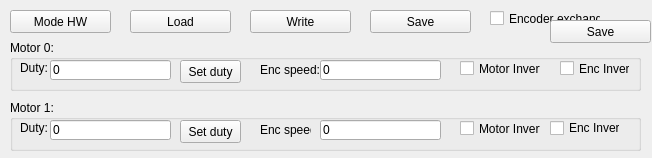
Above: Software/GCSQt/mode_hw_tw.ui from VincentOkala/2WheelsRobot before the change. Below: the same form after it.
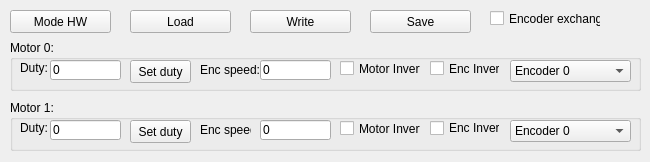
That is the form after the change.

```diff
--- a/Software/GCSQt/mode_hw_tw.ui
+++ b/Software/GCSQt/mode_hw_tw.ui
@@ -6,13 +6,189 @@
    <rect>
     <x>0</x>
     <y>0</y>
-    <width>652</width>
-    <height>158</height>
+    <width>650</width>
+    <height>162</height>
    </rect>
   </property>
   <property name="windowTitle">
    <string>Form</string>
   </property>
+  <widget class="QPushButton" name="btn_mode_hw_write_params">
+   <property name="geometry">
+    <rect>
+     <x>250</x>
+     <y>10</y>
+     <width>101</width>
+     <height>23</height>
+    </rect>
+   </property>
+   <property name="text">
+    <string>Write</string>
+   </property>
+  </widget>
+  <widget class="QGroupBox" name="groupBox_8">
+   <property name="geometry">
+    <rect>
+     <x>10</x>
+     <y>40</y>
+     <width>631</width>
+     <height>51</height>
+    </rect>
+   </property>
+   <property name="title">
+    <string>Motor 0:</string>
+   </property>
+   <widget class="QLineEdit" name="txtb_motor0_duty">
+    <property name="geometry">
+     <rect>
+      <x>40</x>
+      <y>20</y>
+      <width>71</width>
+      <height>20</height>
+     </rect>
+    </property>
+    <property name="text">
+     <string>0</string>
+    </property>
+   </widget>
+   <widget class="QLabel" name="label_16">
+    <property name="geometry">
+     <rect>
+      <x>10</x>
+      <y>20</y>
+      <width>31</width>
+      <height>16</height>
+     </rect>
+    </property>
+    <property name="text">
+     <string>Duty:</string>
+    </property>
+   </widget>
+   <widget class="QLabel" name="label_18">
+    <property name="geometry">
+     <rect>
+      <x>190</x>
+      <y>20</y>
+      <width>71</width>
+      <height>20</height>
+     </rect>
+    </property>
+    <property name="text">
+     <string>Enc speed:</string>
+    </property>
+   </widget>
+   <widget class="QLineEdit" name="txtb_enc0_speed">
+    <property name="geometry">
+     <rect>
+      <x>250</x>
+      <y>20</y>
+      <width>71</width>
+      <height>20</height>
+     </rect>
+    </property>
+    <property name="text">
+     <string>0</string>
+    </property>
+    <property name="readOnly">
+     <bool>true</bool>
+    </property>
+   </widget>
+   <widget class="QPushButton" name="btn_set_duty0">
+    <property name="geometry">
+     <rect>
+      <x>120</x>
+      <y>20</y>
+      <width>61</width>
+      <height>23</height>
+     </rect>
+    </property>
+    <property name="text">
+     <string>Set duty</string>
+    </property>
+   </widget>
+   <widget class="QCheckBox" name="cb_motor0_invert">
+    <property name="geometry">
+     <rect>
+      <x>330</x>
+      <y>20</y>
+      <width>81</width>
+      <height>17</height>
+     </rect>
+    </property>
+    <property name="text">
+     <string>Motor Invert</string>
+    </property>
+   </widget>
+   <widget class="QCheckBox" name="cb_enc0_invert">
+    <property name="geometry">
+     <rect>
+      <x>420</x>
+      <y>20</y>
+      <width>70</width>
+      <height>17</height>
+     </rect>
+    </property>
+    <property name="text">
+     <string>Enc Invert</string>
+    </property>
+   </widget>
+   <widget class="QComboBox" name="cbEncoder">
+    <property name="geometry">
+     <rect>
+      <x>500</x>
+      <y>20</y>
+      <width>121</width>
+      <height>22</height>
+     </rect>
+    </property>
+    <item>
+     <property name="text">
+      <string>Encoder 0</string>
+     </property>
+    </item>
+    <item>
+     <property name="text">
+      <string>Encoder 1</string>
+     </property>
+    </item>
+    <item>
+     <property name="text">
+      <string>Encoder 2</string>
+     </property>
+    </item>
+    <item>
+     <property name="text">
+      <string>Encoder 3</string>
+     </property>
+    </item>
+   </widget>
+  </widget>
+  <widget class="QPushButton" name="btn_mode_hw_save_params">
+   <property name="geometry">
+    <rect>
+     <x>370</x>
+     <y>10</y>
+     <width>101</width>
+     <height>23</height>
+    </rect>
+   </property>
+   <property name="text">
+    <string>Save</string>
+   </property>
+  </widget>
+  <widget class="QPushButton" name="btn_change_mode_hw">
+   <property name="geometry">
+    <rect>
+     <x>10</x>
+     <y>10</y>
+     <width>101</width>
+     <height>23</height>
+    </rect>
+   </property>
+   <property name="text">
+    <string>Mode HW</string>
+   </property>
+  </widget>
   <widget class="QPushButton" name="btn_mode_hw_load_params">
    <property name="geometry">
     <rect>
@@ -43,7 +219,7 @@
      <rect>
       <x>40</x>
       <y>20</y>
-      <width>121</width>
+      <width>71</width>
       <height>20</height>
      </rect>
     </property>
@@ -67,7 +243,7 @@
    <widget class="QLabel" name="label_21">
     <property name="geometry">
      <rect>
-      <x>250</x>
+      <x>190</x>
       <y>20</y>
       <width>51</width>
       <height>20</height>
@@ -80,9 +256,9 @@
    <widget class="QLineEdit" name="txtb_enc1_speed">
     <property name="geometry">
      <rect>
-      <x>310</x>
+      <x>250</x>
       <y>20</y>
-      <width>121</width>
+      <width>71</width>
       <height>20</height>
      </rect>
     </property>
@@ -96,7 +272,7 @@
    <widget class="QPushButton" name="btn_set_duty1">
     <property name="geometry">
      <rect>
-      <x>170</x>
+      <x>120</x>
       <y>20</y>
       <width>61</width>
       <height>23</height>
@@ -109,7 +285,7 @@
    <widget class="QCheckBox" name="cb_motor1_invert">
     <property name="geometry">
      <rect>
-      <x>450</x>
+      <x>330</x>
       <y>20</y>
       <width>81</width>
       <height>17</height>
@@ -122,7 +298,7 @@
    <widget class="QCheckBox" name="cb_enc1_invert">
     <property name="geometry">
      <rect>
-      <x>540</x>
+      <x>420</x>
       <y>20</y>
       <width>70</width>
       <height>16</height>
@@ -132,19 +308,36 @@
      <string>Enc Invert</string>
     </property>
    </widget>
-  </widget>
-  <widget class="QPushButton" name="btn_change_mode_hw">
-   <property name="geometry">
-    <rect>
-     <x>10</x>
-     <y>10</y>
-     <width>101</width>
-     <height>23</height>
-    </rect>
-   </property>
-   <property name="text">
-    <string>Mode HW</string>
-   </property>
+   <widget class="QComboBox" name="cbEncoder_2">
+    <property name="geometry">
+     <rect>
+      <x>500</x>
+      <y>20</y>
+      <width>121</width>
+      <height>22</height>
+     </rect>
+    </property>
+    <item>
+     <property name="text">
+      <string>Encoder 0</string>
+     </property>
+    </item>
+    <item>
+     <property name="text">
+      <string>Encoder 1</string>
+     </property>
+    </item>
+    <item>
+     <property name="text">
+      <string>Encoder 2</string>
+     </property>
+    </item>
+    <item>
+     <property name="text">
+      <string>Encoder 3</string>
+     </property>
+    </item>
+   </widget>
   </widget>
   <widget class="QCheckBox" name="cb_enc_exchange">
    <property name="geometry">
@@ -159,152 +352,6 @@
     <string>Encoder exchange</string>
    </property>
   </widget>
-  <widget class="QPushButton" name="btn_mode_hw_save_params">
-   <property name="geometry">
-    <rect>
-     <x>370</x>
-     <y>10</y>
-     <width>101</width>
-     <height>23</height>
-    </rect>
-   </property>
-   <property name="text">
-    <string>Save</string>
-   </property>
-  </widget>
-  <widget class="QGroupBox" name="groupBox_12">
-   <property name="geometry">
-    <rect>
-     <x>10</x>
-     <y>40</y>
-     <width>631</width>
-     <height>51</height>
-    </rect>
-   </property>
-   <property name="title">
-    <string>Motor 0:</string>
-   </property>
-   <widget class="QLineEdit" name="txtb_motor0_duty">
-    <property name="geometry">
-     <rect>
-      <x>40</x>
-      <y>20</y>
-      <width>121</width>
-      <height>20</height>
-     </rect>
-    </property>
-    <property name="text">
-     <string>0</string>
-    </property>
-   </widget>
-   <widget class="QLabel" name="label_22">
-    <property name="geometry">
-     <rect>
-      <x>10</x>
-      <y>20</y>
-      <width>31</width>
-      <height>16</height>
-     </rect>
-    </property>
-    <property name="text">
-     <string>Duty:</string>
-    </property>
-   </widget>
-   <widget class="QLabel" name="label_23">
-    <property name="geometry">
-     <rect>
-      <x>250</x>
-      <y>20</y>
-      <width>71</width>
-      <height>20</height>
-     </rect>
-    </property>
-    <property name="text">
-     <string>Enc speed:</string>
-    </property>
-   </widget>
-   <widget class="QLineEdit" name="txtb_enc0_speed">
-    <property name="geometry">
-     <rect>
-      <x>310</x>
-      <y>20</y>
-      <width>121</width>
-      <height>20</height>
-     </rect>
-    </property>
-    <property name="text">
-     <string>0</string>
-    </property>
-    <property name="readOnly">
-     <bool>true</bool>
-    </property>
-   </widget>
-   <widget class="QPushButton" name="btn_set_duty0">
-    <property name="geometry">
-     <rect>
-      <x>170</x>
-      <y>20</y>
-      <width>61</width>
-      <height>23</height>
-     </rect>
-    </property>
-    <property name="text">
-     <string>Set duty</string>
-    </property>
-   </widget>
-   <widget class="QCheckBox" name="cb_motor0_invert">
-    <property name="geometry">
-     <rect>
-      <x>450</x>
-      <y>20</y>
-      <width>81</width>
-      <height>17</height>
-     </rect>
-    </property>
-    <property name="text">
-     <string>Motor Invert</string>
-    </property>
-   </widget>
-   <widget class="QCheckBox" name="cb_enc0_invert">
-    <property name="geometry">
-     <rect>
-      <x>550</x>
-      <y>20</y>
-      <width>70</width>
-      <height>17</height>
-     </rect>
-    </property>
-    <property name="text">
-     <string>Enc Invert</string>
-    </property>
-   </widget>
-  </widget>
-  <widget class="QPushButton" name="btn_mode_hw_write_params">
-   <property name="geometry">
-    <rect>
-     <x>250</x>
-     <y>10</y>
-     <width>101</width>
-     <height>23</height>
-    </rect>
-   </property>
-   <property name="text">
-    <string>Write</string>
-   </property>
-  </widget>
-  <widget class="QPushButton" name="tbn">
-   <property name="geometry">
-    <rect>
-     <x>550</x>
-     <y>20</y>
-     <width>101</width>
-     <height>23</height>
-    </rect>
-   </property>
-   <property name="text">
-    <string>Save</string>
-   </property>
-  </widget>
  </widget>
  <resources/>
  <connections/>
```
Left out of the diff: 6 changed lines with no effect on the pictures.
